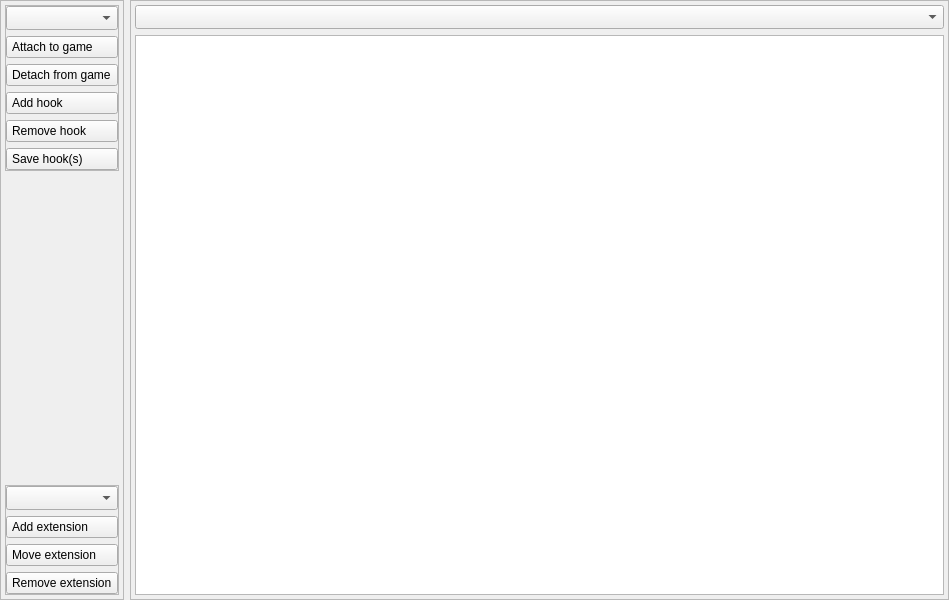
The window that GUI/mainwindow.ui (Artikash/Textractor) describes before a commit, drawn with Qt 5.
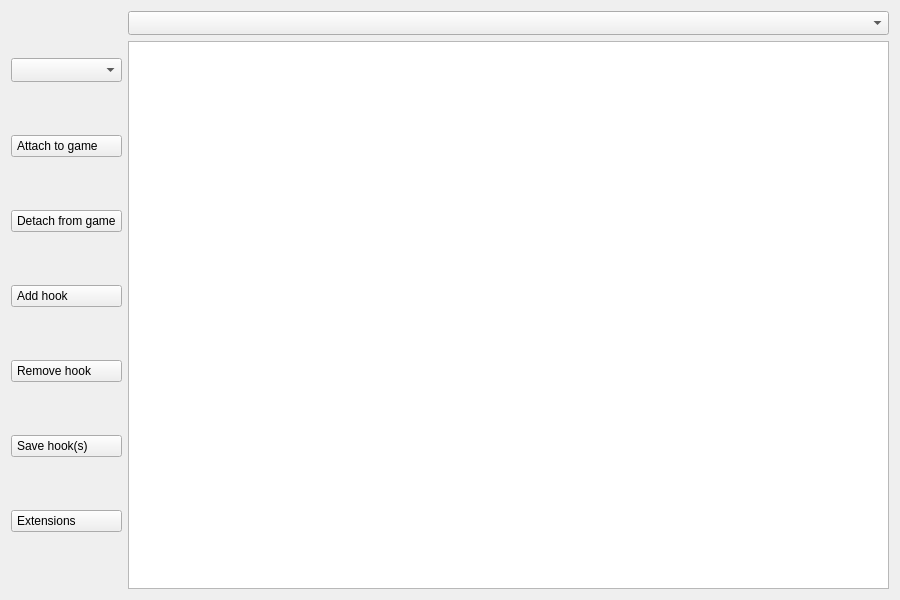
The same window after the commit.

Commit message: update ui to match new extension window design

Diff of the .ui file:
```diff
--- a/GUI/mainwindow.ui
+++ b/GUI/mainwindow.ui
@@ -6,16 +6,10 @@
    <rect>
     <x>0</x>
     <y>0</y>
-    <width>949</width>
+    <width>900</width>
     <height>600</height>
    </rect>
   </property>
-  <property name="sizePolicy">
-   <sizepolicy hsizetype="Preferred" vsizetype="Preferred">
-    <horstretch>2</horstretch>
-    <verstretch>0</verstretch>
-   </sizepolicy>
-  </property>
   <property name="windowTitle">
    <string>Textractor</string>
   </property>
@@ -38,64 +32,13 @@
 }</string>
   </property>
   <widget class="QWidget" name="centralWidget">
-   <layout class="QHBoxLayout" name="horizontalLayout_2">
-    <property name="leftMargin">
-     <number>0</number>
-    </property>
-    <property name="topMargin">
-     <number>0</number>
-    </property>
-    <property name="rightMargin">
-     <number>0</number>
-    </property>
-    <property name="bottomMargin">
-     <number>0</number>
-    </property>
-    <item>
-     <widget class="QFrame" name="options">
-      <property name="sizePolicy">
-       <sizepolicy hsizetype="Preferred" vsizetype="Preferred">
-        <horstretch>0</horstretch>
-        <verstretch>0</verstretch>
-       </sizepolicy>
-      </property>
-      <property name="frameShape">
-       <enum>QFrame::StyledPanel</enum>
-      </property>
-      <property name="frameShadow">
-       <enum>QFrame::Raised</enum>
-      </property>
-      <layout class="QVBoxLayout" name="verticalLayout_3">
-       <property name="leftMargin">
-        <number>4</number>
-       </property>
-       <property name="topMargin">
-        <number>4</number>
-       </property>
-       <property name="rightMargin">
-        <number>4</number>
-       </property>
-       <property name="bottomMargin">
-        <number>4</number>
-       </property>
+   <layout class="QHBoxLayout">
        <item>
         <widget class="QFrame" name="processManager">
          <property name="enabled">
           <bool>true</bool>
          </property>
-         <property name="sizePolicy">
-          <sizepolicy hsizetype="Preferred" vsizetype="Fixed">
-           <horstretch>2</horstretch>
-           <verstretch>0</verstretch>
-          </sizepolicy>
-         </property>
-         <property name="frameShape">
-          <enum>QFrame::StyledPanel</enum>
-         </property>
-         <property name="frameShadow">
-          <enum>QFrame::Raised</enum>
-         </property>
-         <layout class="QVBoxLayout" name="verticalLayout">
+      <layout class="QVBoxLayout">
           <property name="leftMargin">
            <number>0</number>
           </property>
@@ -156,113 +99,25 @@
             </property>
            </widget>
           </item>
-         </layout>
+       <item>
+        <widget class="QPushButton" name="extenButton">
+         <property name="text">
+          <string>Extensions</string>
+         </property>
         </widget>
        </item>
        <item>
-        <spacer name="verticalSpacer">
+        <spacer>
          <property name="orientation">
           <enum>Qt::Vertical</enum>
          </property>
-         <property name="sizeHint" stdset="0">
-          <size>
-           <width>20</width>
-           <height>40</height>
-          </size>
-         </property>
         </spacer>
        </item>
-       <item>
-        <widget class="QFrame" name="extenManager">
-         <property name="sizePolicy">
-          <sizepolicy hsizetype="Preferred" vsizetype="Fixed">
-           <horstretch>0</horstretch>
-           <verstretch>0</verstretch>
-          </sizepolicy>
-         </property>
-         <property name="frameShape">
-          <enum>QFrame::StyledPanel</enum>
-         </property>
-         <property name="frameShadow">
-          <enum>QFrame::Raised</enum>
-         </property>
-         <layout class="QVBoxLayout" name="verticalLayout_4">
-          <property name="leftMargin">
-           <number>0</number>
-          </property>
-          <property name="topMargin">
-           <number>0</number>
-          </property>
-          <property name="rightMargin">
-           <number>0</number>
-          </property>
-          <property name="bottomMargin">
-           <number>0</number>
-          </property>
-          <item>
-           <widget class="QComboBox" name="extenCombo">
-            <property name="editable">
-             <bool>false</bool>
-            </property>
-            <property name="sizeAdjustPolicy">
-             <enum>QComboBox::AdjustToContents</enum>
-            </property>
-           </widget>
-          </item>
-          <item>
-           <widget class="QPushButton" name="addExtenButton">
-            <property name="text">
-             <string>Add extension</string>
-            </property>
-           </widget>
-          </item>
-          <item>
-           <widget class="QPushButton" name="moveExtenButton">
-            <property name="text">
-             <string>Move extension</string>
-            </property>
-           </widget>
-          </item>
-          <item>
-           <widget class="QPushButton" name="rmvExtenButton">
-            <property name="text">
-             <string>Remove extension</string>
-            </property>
-           </widget>
-          </item>
          </layout>
         </widget>
        </item>
-      </layout>
-     </widget>
-    </item>
     <item>
-     <widget class="QFrame" name="output">
-      <property name="sizePolicy">
-       <sizepolicy hsizetype="Preferred" vsizetype="Preferred">
-        <horstretch>6</horstretch>
-        <verstretch>0</verstretch>
-       </sizepolicy>
-      </property>
-      <property name="frameShape">
-       <enum>QFrame::StyledPanel</enum>
-      </property>
-      <property name="frameShadow">
-       <enum>QFrame::Raised</enum>
-      </property>
-      <layout class="QVBoxLayout" name="verticalLayout_2">
-       <property name="leftMargin">
-        <number>4</number>
-       </property>
-       <property name="topMargin">
-        <number>4</number>
-       </property>
-       <property name="rightMargin">
-        <number>4</number>
-       </property>
-       <property name="bottomMargin">
-        <number>4</number>
-       </property>
+     <layout class="QVBoxLayout">
        <item>
         <widget class="QComboBox" name="ttCombo">
          <property name="editable">
@@ -275,32 +130,15 @@
        </item>
        <item>
         <widget class="QPlainTextEdit" name="textOutput">
-         <property name="sizePolicy">
-          <sizepolicy hsizetype="Expanding" vsizetype="Expanding">
-           <horstretch>5</horstretch>
-           <verstretch>0</verstretch>
-          </sizepolicy>
-         </property>
          <property name="readOnly">
           <bool>true</bool>
          </property>
         </widget>
        </item>
       </layout>
-     </widget>
     </item>
    </layout>
   </widget>
-  <widget class="QMenuBar" name="menuBar">
-   <property name="geometry">
-    <rect>
-     <x>0</x>
-     <y>0</y>
-     <width>949</width>
-     <height>22</height>
-    </rect>
-   </property>
-  </widget>
  </widget>
  <layoutdefault spacing="6" margin="11"/>
  <resources/>
```
Lines whose indentation alone changed are shown as unchanged. The commit also changes 3 other files.
